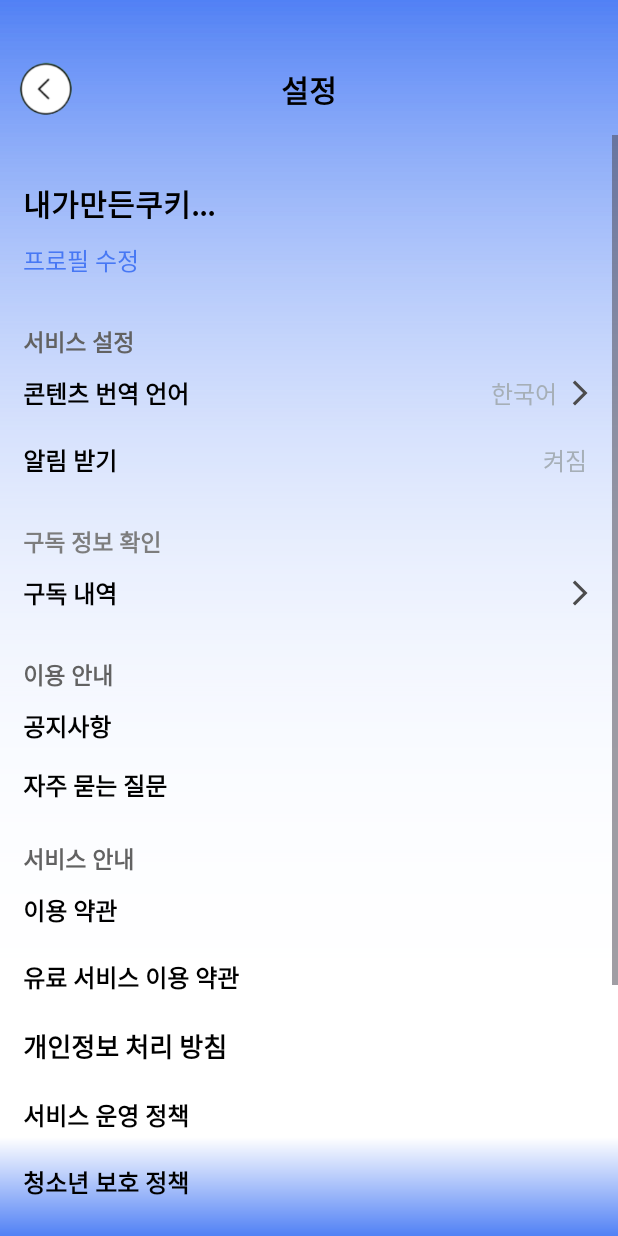
After one commit to rmsp7223123/kotlin-phoning, an Android app: the SettingActivity screen opened directly, with no data from a screen before it, on a phone screen of 412 x 824 dp. The commit adds this screen. Run offline under Robolectric (Android 15) with nearby library versions, the phone set to English and light mode, and no system bars.

Commit message:
setting 추가 및 연결

```diff
--- a/app/src/main/AndroidManifest.xml
+++ b/app/src/main/AndroidManifest.xml
@@ -13,6 +13,9 @@
         android:theme="@style/Theme.Phoning"
         tools:targetApi="31">
         <activity
+            android:name=".Setting.SettingActivity"
+            android:exported="false" />
+        <activity
             android:name=".MainActivity"
             android:exported="false" />
         <activity
--- a/app/src/main/java/com/example/phoning/MainActivity.kt
+++ b/app/src/main/java/com/example/phoning/MainActivity.kt
@@ -1,8 +1,10 @@
 package com.example.phoning
 
+import android.content.Intent
 import androidx.appcompat.app.AppCompatActivity
 import android.os.Bundle
 import android.view.View
+import com.example.phoning.Setting.SettingActivity
 import com.example.phoning.databinding.ActivityMainBinding
 
 class MainActivity : AppCompatActivity() {
@@ -11,6 +13,7 @@ class MainActivity : AppCompatActivity() {
     // val = 가변(값의 읽기와 쓰기가 모두 허용되는 변수)
 
     // 전역 변수로 바인딩 객체 선언
+    // ?  = null 을허용하는
     private var mBinding : ActivityMainBinding? = null
     // 매번 null 체크를 할 필요 없이 편의성을 위해 바인딩 변수 재 선언
     private val binding get() =  mBinding!!
@@ -20,7 +23,12 @@ class MainActivity : AppCompatActivity() {
         setContentView(binding.root)
         val hideActionBar = HideActionBar()
         hideActionBar.hideActionBar(this)
-        binding.imgvCalendar.setOnClickListener(View.OnClickListener {  })
+
+        binding.relativeSettings.setOnClickListener(View.OnClickListener {
+            // :: 참조
+            var intent = Intent(this, SettingActivity::class.java);
+            startActivity(intent)
+        });
     }
 
     override fun onDestroy() {
--- /dev/null
+++ b/app/src/main/java/com/example/phoning/Setting/SettingActivity.kt
@@ -0,0 +1,22 @@
+package com.example.phoning.Setting
+
+import androidx.appcompat.app.AppCompatActivity
+import android.os.Bundle
+import android.view.View
+import com.example.phoning.HideActionBar
+import com.example.phoning.R
+import com.example.phoning.databinding.ActivitySettingBinding
+
+class SettingActivity : AppCompatActivity() {
+
+    private var mBinding : ActivitySettingBinding? = null
+    private val binding get() = mBinding
+
+    override fun onCreate(savedInstanceState: Bundle?) {
+        super.onCreate(savedInstanceState)
+        setContentView(R.layout.activity_setting)
+        val hideActionBar = HideActionBar()
+        hideActionBar.hideActionBar(this)
+
+    }
+}
--- /dev/null
+++ b/app/src/main/res/drawable/baseline_arrow_forward_ios_24.xml
@@ -0,0 +1,5 @@
+<vector android:autoMirrored="true" android:height="24dp"
+    android:tint="#4C4C4D" android:viewportHeight="24"
+    android:viewportWidth="24" android:width="24dp" xmlns:android="http://schemas.android.com/apk/res/android">
+    <path android:fillColor="@android:color/white" android:pathData="M6.23,20.23l1.77,1.77l10,-10l-10,-10l-1.77,1.77l8.23,8.23z"/>
+</vector>
--- /dev/null
+++ b/app/src/main/res/drawable/setting_checked.xml
@@ -0,0 +1,5 @@
+<vector android:height="24dp" android:tint="#4893EB"
+    android:viewportHeight="24" android:viewportWidth="24"
+    android:width="24dp" xmlns:android="http://schemas.android.com/apk/res/android">
+    <path android:fillColor="@android:color/white" android:pathData="M12,7c-2.76,0 -5,2.24 -5,5s2.24,5 5,5 5,-2.24 5,-5 -2.24,-5 -5,-5zM12,2C6.48,2 2,6.48 2,12s4.48,10 10,10 10,-4.48 10,-10S17.52,2 12,2zM12,20c-4.42,0 -8,-3.58 -8,-8s3.58,-8 8,-8 8,3.58 8,8 -3.58,8 -8,8z"/>
+</vector>
--- /dev/null
+++ b/app/src/main/res/drawable/setting_radio_button.xml
@@ -0,0 +1,11 @@
+<?xml version="1.0" encoding="utf-8"?>
+<selector xmlns:android="http://schemas.android.com/apk/res/android">
+
+    <item android:state_checked="true"
+        android:drawable="@drawable/setting_checked"
+        />
+    <item android:state_checked="false"
+        android:drawable="@drawable/setting_unchecked"
+        />
+
+</selector>
--- /dev/null
+++ b/app/src/main/res/drawable/setting_unchecked.xml
@@ -0,0 +1,5 @@
+<vector android:height="24dp" android:tint="#FFFFFF"
+    android:viewportHeight="24" android:viewportWidth="24"
+    android:width="24dp" xmlns:android="http://schemas.android.com/apk/res/android">
+    <path android:fillColor="@android:color/white" android:pathData="M12,2C6.48,2 2,6.48 2,12s4.48,10 10,10 10,-4.48 10,-10S17.52,2 12,2zM12,20c-4.42,0 -8,-3.58 -8,-8s3.58,-8 8,-8 8,3.58 8,8 -3.58,8 -8,8z"/>
+</vector>
--- /dev/null
+++ b/app/src/main/res/drawable/settings_background.xml
@@ -0,0 +1,39 @@
+<?xml version="1.0" encoding="utf-8"?>
+<layer-list xmlns:tools="http://schemas.android.com/tools"
+    xmlns:android="http://schemas.android.com/apk/res/android"
+    tools:ignore="NamespaceTypo">
+    <item><shape>
+        <solid android:color="@android:color/white" />
+    </shape></item>
+
+    <item>
+        <shape>
+            <gradient
+                android:angle="270"
+                android:startColor="#5181F5"
+            android:centerColor="@android:color/transparent"
+            android:endColor="@android:color/transparent"
+            android:centerY="0.9"/>
+        </shape>
+    </item>
+    <item>
+        <shape >
+            <gradient
+                android:angle="270"
+                android:startColor="@android:color/transparent"
+            android:centerColor="@android:color/white"
+            android:endColor="@android:color/transparent"
+            android:centerY="0.9"/>
+        </shape>
+    </item>
+    <item>
+        <shape >
+            <gradient
+                android:angle="270"
+                android:startColor="@android:color/transparent"
+            android:centerColor="@android:color/white"
+            android:endColor="#5181F5"
+            android:centerY="0.92"/>
+        </shape>
+    </item>
+</layer-list>
--- /dev/null
+++ b/app/src/main/res/layout/activity_setting.xml
@@ -0,0 +1,357 @@
+<?xml version="1.0" encoding="utf-8"?>
+<LinearLayout
+    xmlns:android="http://schemas.android.com/apk/res/android"
+    xmlns:app="http://schemas.android.com/apk/res-auto"
+    xmlns:tools="http://schemas.android.com/tools"
+    android:layout_width="match_parent"
+    android:layout_height="match_parent"
+    tools:context=".Setting.SettingActivity"
+    android:orientation="vertical"
+    android:paddingTop="30dp"
+    android:background="@drawable/settings_background">
+
+    <RelativeLayout
+        android:layout_margin="10dp"
+        android:layout_width="match_parent"
+        android:layout_height="wrap_content">
+
+        <ImageView
+            android:id="@+id/imgv_back"
+            android:layout_width="40dp"
+            android:layout_height="40dp"
+            android:src="@drawable/back"/>
+
+        <TextView
+            android:layout_width="wrap_content"
+            android:layout_height="wrap_content"
+            android:layout_centerInParent="true"
+            android:text="설정"
+            android:textColor="@color/black"
+            android:textSize="20dp"
+            android:textStyle="bold" />
+
+    </RelativeLayout>
+
+    <ScrollView
+        xmlns:android="http://schemas.android.com/apk/res/android"
+        android:layout_width="match_parent"
+        android:layout_height="match_parent">
+        <LinearLayout
+            android:layout_width="match_parent"
+            android:layout_height="match_parent"
+            android:orientation="vertical"
+            android:layout_margin="15dp">
+            <LinearLayout
+                android:layout_marginVertical="10dp"
+                android:orientation="vertical"
+                android:layout_width="match_parent"
+                android:layout_height="wrap_content">
+                <TextView
+                    android:id="@+id/tv_id"
+                    android:layout_marginVertical="5dp"
+                    android:textStyle="bold"
+                    android:textColor="@color/black"
+                    android:textSize="20dp"
+                    android:layout_width="wrap_content"
+                    android:layout_height="wrap_content"
+                    android:text="내가만든쿠키..."/>
+                <TextView
+                    android:id="@+id/tv_editId"
+                    android:textSize="16dp"
+                    android:layout_marginVertical="5dp"
+                    android:textColor="#4778F4"
+                    android:layout_width="wrap_content"
+                    android:layout_height="wrap_content"
+                    android:text="프로필 수정"/>
+            </LinearLayout>
+            <LinearLayout
+                android:layout_marginVertical="10dp"
+                android:orientation="vertical"
+                android:layout_width="match_parent"
+                android:layout_height="wrap_content">
+                <TextView
+                    android:textStyle="bold"
+                    android:layout_marginVertical="5dp"
+                    android:textColor="#626262"
+                    android:textSize="15dp"
+                    android:layout_width="wrap_content"
+                    android:layout_height="wrap_content"
+                    android:text="서비스 설정"/>
+                <RelativeLayout
+                    android:id="@+id/rl_language"
+                    android:layout_marginVertical="5dp"
+                    android:layout_width="match_parent"
+                    android:layout_height="wrap_content">
+                    <TextView
+                        android:textSize="16dp"
+                        android:layout_alignParentStart="true"
+                        android:layout_centerVertical="true"
+                        android:textStyle="bold"
+                        android:textColor="@color/black"
+                        android:layout_width="wrap_content"
+                        android:layout_height="wrap_content"
+                        android:text="콘텐츠 번역 언어"/>
+
+                    <TextView
+                        android:id="@+id/tv_language"
+                        android:layout_width="wrap_content"
+                        android:layout_height="wrap_content"
+                        android:layout_centerInParent="true"
+                        android:layout_marginHorizontal="5dp"
+                        android:layout_toStartOf="@id/imgv_arrow1"
+                        android:text="한국어"
+                        android:textColor="#A6AFB7"
+                        android:textSize="16dp" />
+                    <ImageView
+                        android:id="@+id/imgv_arrow1"
+                        android:layout_centerVertical="true"
+                        android:layout_alignParentEnd="true"
+                        android:layout_width="20dp"
+                        android:layout_height="20dp"
+                        android:src="@drawable/baseline_arrow_forward_ios_24"/>
+                </RelativeLayout>
+                <RelativeLayout
+                    android:id="@+id/rl_alarm"
+                    android:layout_marginTop="15dp"
+                    android:layout_marginBottom="5dp"
+                    android:layout_width="match_parent"
+                    android:layout_height="wrap_content">
+                    <TextView
+                        android:textSize="16dp"
+                        android:layout_alignParentStart="true"
+                        android:layout_centerVertical="true"
+                        android:textStyle="bold"
+                        android:textColor="@color/black"
+                        android:layout_width="wrap_content"
+                        android:layout_height="wrap_content"
+                        android:text="알림 받기"/>
+                    <TextView
+                        android:id="@+id/tv_alarm"
+                        android:textSize="16dp"
+                        android:textColor="#A6AFB7"
+                        android:layout_marginHorizontal="5dp"
+                        android:layout_alignParentEnd="true"
+                        android:layout_width="wrap_content"
+                        android:layout_height="wrap_content"
+                        android:text="켜짐"/>
+                </RelativeLayout>
+            </LinearLayout>
+            <LinearLayout
+                android:layout_marginVertical="10dp"
+                android:orientation="vertical"
+                android:layout_width="match_parent"
+                android:layout_height="wrap_content">
+                <TextView
+                    android:textStyle="bold"
+                    android:layout_marginVertical="5dp"
+                    android:textColor="#7D7D7D"
+                    android:textSize="15dp"
+                    android:layout_width="wrap_content"
+                    android:layout_height="wrap_content"
+                    android:text="구독 정보 확인"/>
+                <RelativeLayout
+                    android:id="@+id/rl_subscribe"
+                    android:layout_marginVertical="5dp"
+                    android:layout_width="match_parent"
+                    android:layout_height="wrap_content">
+                    <TextView
+                        android:textSize="16dp"
+                        android:layout_alignParentStart="true"
+                        android:layout_centerVertical="true"
+                        android:textStyle="bold"
+                        android:textColor="@color/black"
+                        android:layout_width="wrap_content"
+                        android:layout_height="wrap_content"
+                        android:text="구독 내역"/>
+                    <ImageView
+                        android:layout_centerVertical="true"
+                        android:layout_alignParentEnd="true"
+                        android:layout_width="20dp"
+                        android:layout_height="20dp"
+                        android:src="@drawable/baseline_arrow_forward_ios_24"/>
+                </RelativeLayout>
+            </LinearLayout>
+            <LinearLayout
+                android:layout_marginVertical="10dp"
+                android:orientation="vertical"
+                android:layout_width="match_parent"
+                android:layout_height="wrap_content">
+                <TextView
+                    android:textStyle="bold"
+                    android:layout_marginVertical="5dp"
+                    android:textColor="#626262"
+                    android:textSize="15dp"
+                    android:layout_width="wrap_content"
+                    android:layout_height="wrap_content"
+                    android:text="이용 안내"/>
+                <RelativeLayout
+                    android:id="@+id/rl_notice"
+                    android:layout_marginVertical="5dp"
+                    android:layout_width="match_parent"
+                    android:layout_height="wrap_content">
+                    <TextView
+                        android:textSize="16dp"
+                        android:layout_alignParentStart="true"
+                        android:layout_centerVertical="true"
+                        android:textStyle="bold"
+                        android:textColor="@color/black"
+                        android:layout_width="wrap_content"
+                        android:layout_height="wrap_content"
+                        android:text="공지사항"/>
+                </RelativeLayout>
+                <RelativeLayout
+                    android:id="@+id/rl_ask"
+                    android:layout_marginTop="10dp"
+                    android:layout_width="match_parent"
+                    android:layout_height="wrap_content">
+                    <TextView
+                        android:textSize="16dp"
+                        android:layout_alignParentStart="true"
+                        android:layout_centerVertical="true"
+                        android:textStyle="bold"
+                        android:textColor="@color/black"
+                        android:layout_width="wrap_content"
+                        android:layout_height="wrap_content"
+                        android:text="자주 묻는 질문"/>
+                </RelativeLayout>
+            </LinearLayout>
+            <LinearLayout
+                android:layout_marginVertical="10dp"
+                android:orientation="vertical"
+                android:layout_width="match_parent"
+                android:layout_height="wrap_content">
+                <TextView
+                    android:textStyle="bold"
+                    android:layout_marginVertical="5dp"
+                    android:textColor="#626262"
+                    android:textSize="15dp"
+                    android:layout_width="wrap_content"
+                    android:layout_height="wrap_content"
+                    android:text="서비스 안내"/>
+                <RelativeLayout
+                    android:id="@+id/rl_term"
+                    android:layout_marginVertical="5dp"
+                    android:layout_width="match_parent"
+                    android:layout_height="wrap_content">
+                    <TextView
+                        android:textSize="16dp"
+                        android:layout_alignParentStart="true"
+                        android:layout_centerVertical="true"
+                        android:textStyle="bold"
+                        android:textColor="@color/black"
+                        android:layout_width="wrap_content"
+                        android:layout_height="wrap_content"
+                        android:text="이용 약관"/>
+                </RelativeLayout>
+                <RelativeLayout
+                    android:id="@+id/rl_service"
+                    android:layout_marginTop="15dp"
+                    android:layout_marginBottom="5dp"
+                    android:layout_width="match_parent"
+                    android:layout_height="wrap_content">
+                    <TextView
+                        android:textSize="16dp"
+                        android:layout_alignParentStart="true"
+                        android:layout_centerVertical="true"
+                        android:textStyle="bold"
+                        android:textColor="@color/black"
+                        android:layout_width="wrap_content"
+                        android:layout_height="wrap_content"
+                        android:text="유료 서비스 이용 약관"/>
+                </RelativeLayout>
+
+                <RelativeLayout
+                    android:id="@+id/rl_privacy"
+                    android:layout_marginTop="15dp"
+                    android:layout_marginBottom="5dp"
+                    android:layout_width="match_parent"
+                    android:layout_height="wrap_content">
+                    <TextView
+                        android:textSize="17dp"
+                        android:layout_alignParentStart="true"
+                        android:layout_centerVertical="true"
+                        android:textStyle="bold"
+                        android:textColor="#000"
+                        android:layout_width="wrap_content"
+                        android:layout_height="wrap_content"
+                        android:text="개인정보 처리 방침"/>
+                </RelativeLayout>
+
+                <RelativeLayout
+                    android:id="@+id/rl_sPolicy"
+                    android:layout_marginTop="15dp"
+                    android:layout_marginBottom="5dp"
+                    android:layout_width="match_parent"
+                    android:layout_height="wrap_content">
+                    <TextView
+                        android:textSize="16dp"
+                        android:layout_alignParentStart="true"
+                        android:layout_centerVertical="true"
+                        android:textStyle="bold"
+                        android:textColor="@color/black"
+                        android:layout_width="wrap_content"
+                        android:layout_height="wrap_content"
+                        android:text="서비스 운영 정책"/>
+                </RelativeLayout>
+
+                <RelativeLayout
+                    android:id="@+id/rl_pPolicy"
+                    android:layout_marginTop="15dp"
+                    android:layout_marginBottom="5dp"
+                    android:layout_width="match_parent"
+                    android:layout_height="wrap_content">
+                    <TextView
+                        android:textSize="16dp"
+                        android:layout_alignParentStart="true"
+                        android:layout_centerVertical="true"
+                        android:textStyle="bold"
+                        android:textColor="@color/black"
+                        android:layout_width="wrap_content"
+                        android:layout_height="wrap_content"
+                        android:text="청소년 보호 정책"/>
+                </RelativeLayout>
+                <TextView
+                    android:id="@+id/tv_logout"
+                    android:textSize="16dp"
+                    android:textStyle="bold"
+                    android:layout_marginVertical="20dp"
+                    android:layout_width="match_parent"
+                    android:layout_height="wrap_content"
+                    android:text="로그아웃"
+                    android:textColor="#B92518"/>
+
+                <TextView
+                    android:id="@+id/tv_account"
+                    android:layout_marginVertical="10dp"
+                    android:layout_width="match_parent"
+                    android:layout_height="wrap_content"
+                    android:text="@string/setting_underline"
+                    android:textColor="#595959"
+                    android:textSize="13dp"
+                    android:textAlignment="center"/>
+
+                <TextView
+                    android:textStyle="bold"
+                    android:layout_marginVertical="50dp"
+                    android:layout_width="match_parent"
+                    android:layout_height="wrap_content"
+                    android:text="앱 버전 확인 1.5.0"
+                    android:textColor="#595959"
+                    android:textSize="13dp"
+                    android:textAlignment="center"/>
+
+            </LinearLayout>
+
+
+        </LinearLayout>
+
+    </ScrollView>
+
+    <!--    <FrameLayout-->
+    <!--        android:id="@+id/container"-->
+    <!--        android:layout_width="match_parent"-->
+    <!--        android:layout_height="match_parent"-->
+    <!--        android:layout_weight="1"/>-->
+
+
+</LinearLayout>
--- a/app/src/main/res/values/strings.xml
+++ b/app/src/main/res/values/strings.xml
@@ -1,3 +1,10 @@
 <resources>
     <string name="app_name">Phoning</string>
+
+
+    <string name="setting_underline"><u>위버스 계정 설정 및 Phoninng 탈퇴</u></string>
+    <string name="setting_underline2"><u>App store(Apple)</u></string>
+    <string name="setting_underline3"><u>구독 내역 복원</u></string>
+    <string name="login_underline"><u>비밀번호를 잊어버리셨나요?</u></string>
+    <string name="check_join"><u>취소</u></string>
 </resources>
```
Also changed, not shown: app/src/main/res/drawable/back.png (added).
